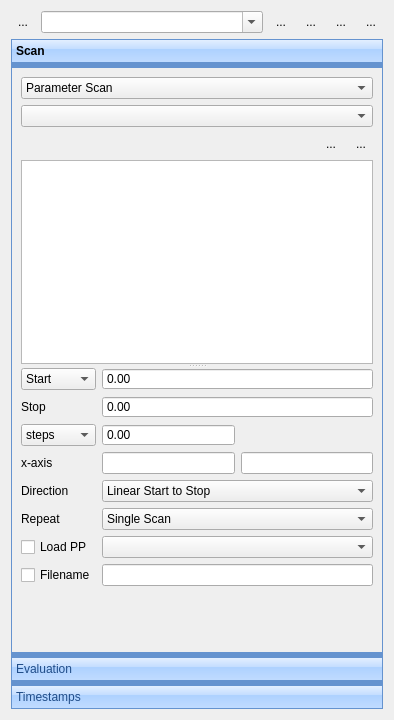
First picture: the form in ui/ScanControlUi.ui, repository MonroeQuantumNetworks/IonControl, before the edit.
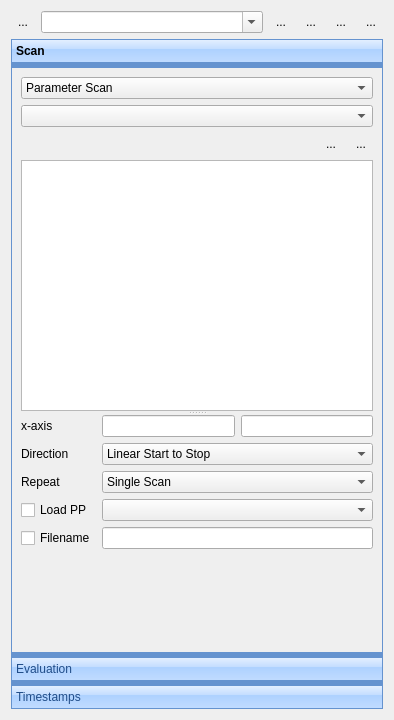
Second picture: the form after the edit. Icons and pictures are not drawn. Custom widgets are drawn as their Qt base class.

Patch:
```diff
--- a/ui/ScanControlUi.ui
+++ b/ui/ScanControlUi.ui
@@ -274,30 +274,14 @@
          <widget class="QTableView" name="tableView"/>
          <widget class="QWidget" name="layoutWidget">
           <layout class="QGridLayout" name="gridLayout">
-           <item row="0" column="2" colspan="2">
-            <widget class="MagnitudeSpinBox" name="startBox">
-             <property name="sizePolicy">
-              <sizepolicy hsizetype="Minimum" vsizetype="Fixed">
-               <horstretch>1</horstretch>
-               <verstretch>0</verstretch>
-              </sizepolicy>
-             </property>
-             <property name="frame">
-              <bool>true</bool>
-             </property>
-             <property name="buttonSymbols">
-              <enum>QAbstractSpinBox::NoButtons</enum>
-             </property>
-            </widget>
-           </item>
-           <item row="3" column="2">
+           <item row="0" column="2">
             <widget class="QLineEdit" name="xExprEdit">
              <property name="toolTip">
               <string>expression x is current value</string>
              </property>
             </widget>
            </item>
-           <item row="5" column="2" colspan="2">
+           <item row="2" column="2" colspan="2">
             <widget class="QComboBox" name="scanRepeatComboBox">
              <item>
               <property name="text">
@@ -311,31 +295,7 @@
              </item>
             </widget>
            </item>
-           <item row="2" column="0">
-            <widget class="QComboBox" name="stepsCombo">
-             <property name="frame">
-              <bool>true</bool>
-             </property>
-             <item>
-              <property name="text">
-               <string>steps</string>
-              </property>
-             </item>
-             <item>
-              <property name="text">
-               <string>stepsize</string>
-              </property>
-             </item>
-            </widget>
-           </item>
-           <item row="2" column="3">
-            <widget class="QLabel" name="stepsLabel">
-             <property name="text">
-              <string/>
-             </property>
-            </widget>
-           </item>
-           <item row="4" column="2" colspan="2">
+           <item row="1" column="2" colspan="2">
             <widget class="QComboBox" name="scanTypeCombo">
              <item>
               <property name="text">
@@ -354,66 +314,31 @@
              </item>
             </widget>
            </item>
-           <item row="2" column="2">
-            <widget class="MagnitudeSpinBox" name="stepsBox">
-             <property name="buttonSymbols">
-              <enum>QAbstractSpinBox::NoButtons</enum>
-             </property>
-            </widget>
-           </item>
-           <item row="1" column="2" colspan="2">
-            <widget class="MagnitudeSpinBox" name="stopBox">
-             <property name="buttonSymbols">
-              <enum>QAbstractSpinBox::NoButtons</enum>
-             </property>
-            </widget>
-           </item>
-           <item row="1" column="0">
-            <widget class="QLabel" name="stopLabel">
-             <property name="text">
-              <string>Stop</string>
-             </property>
-            </widget>
-           </item>
-           <item row="7" column="2" colspan="2">
+           <item row="4" column="2" colspan="2">
             <widget class="QLineEdit" name="filenameEdit"/>
            </item>
-           <item row="0" column="0">
-            <widget class="QComboBox" name="startCenterCombo">
-             <item>
-              <property name="text">
-               <string>Start</string>
-              </property>
-             </item>
-             <item>
-              <property name="text">
-               <string>Center</string>
-              </property>
-             </item>
-            </widget>
-           </item>
-           <item row="6" column="2" colspan="2">
+           <item row="3" column="2" colspan="2">
             <widget class="QComboBox" name="loadPPComboBox">
              <property name="maxVisibleItems">
               <number>100</number>
              </property>
             </widget>
            </item>
-           <item row="3" column="3">
+           <item row="0" column="3">
             <widget class="QLineEdit" name="xUnitEdit">
              <property name="toolTip">
               <string>unit</string>
              </property>
             </widget>
            </item>
-           <item row="3" column="0">
+           <item row="0" column="0">
             <widget class="QLabel" name="label_3">
              <property name="text">
               <string>x-axis </string>
              </property>
             </widget>
            </item>
-           <item row="7" column="0">
+           <item row="4" column="0">
             <widget class="QCheckBox" name="autoSaveCheckBox">
              <property name="toolTip">
               <string>Checkbox: automatically save file</string>
@@ -423,28 +348,28 @@
              </property>
             </widget>
            </item>
-           <item row="6" column="0">
+           <item row="3" column="0">
             <widget class="QCheckBox" name="loadPPcheckBox">
              <property name="text">
               <string>Load PP</string>
              </property>
             </widget>
            </item>
-           <item row="4" column="0">
+           <item row="1" column="0">
             <widget class="QLabel" name="label_5">
              <property name="text">
               <string>Direction</string>
              </property>
             </widget>
            </item>
-           <item row="5" column="0">
+           <item row="2" column="0">
             <widget class="QLabel" name="label_4">
              <property name="text">
               <string>Repeat</string>
              </property>
             </widget>
            </item>
-           <item row="8" column="3">
+           <item row="5" column="3">
             <spacer name="verticalSpacer">
              <property name="orientation">
               <enum>Qt::Vertical</enum>
```
Left out of the diff: 12 changed lines with no effect on the pictures.
